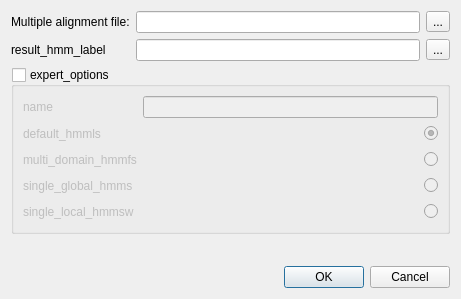
Qt form src/plugins_3rdparty/hmm2/src/u_build/ui/HMMBuildDialog.ui (violethaze74/ugene) before a commit.
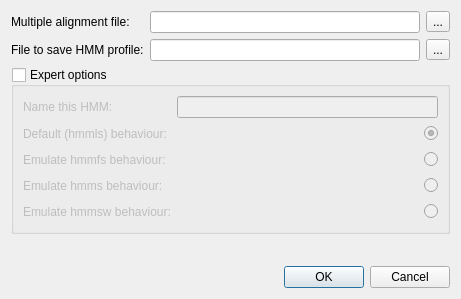
The same form after that commit.

Diff of the .ui file:
```diff
--- a/src/plugins_3rdparty/hmm2/src/u_build/ui/HMMBuildDialog.ui
+++ b/src/plugins_3rdparty/hmm2/src/u_build/ui/HMMBuildDialog.ui
@@ -36,7 +36,7 @@
      <item row="1" column="0">
       <widget class="QLabel" name="label_2">
        <property name="text">
-        <string>result_hmm_label</string>
+        <string>File to save HMM profile:</string>
        </property>
       </widget>
      </item>
@@ -55,7 +55,7 @@
    <item>
     <widget class="QGroupBox" name="expertGroup">
      <property name="title">
-      <string>expert_options</string>
+      <string>Expert options</string>
      </property>
      <property name="checkable">
       <bool>true</bool>
@@ -76,7 +76,7 @@
          <string>name_tip</string>
         </property>
         <property name="text">
-         <string>name</string>
+         <string>Name this HMM:</string>
         </property>
        </widget>
       </item>
@@ -105,7 +105,7 @@
          <string>default_hmmls_tip</string>
         </property>
         <property name="text">
-         <string>default_hmmls</string>
+         <string>Default (hmmls) behaviour:</string>
         </property>
        </widget>
       </item>
@@ -153,7 +153,7 @@
          <string>multi_domain_hmmfs_tip</string>
         </property>
         <property name="text">
-         <string>multi_domain_hmmfs</string>
+         <string>Emulate hmmfs behaviour:</string>
         </property>
        </widget>
       </item>
@@ -198,7 +198,7 @@
          <string>single_global_hmms_tip</string>
         </property>
         <property name="text">
-         <string>single_global_hmms</string>
+         <string>Emulate hmms behaviour:</string>
         </property>
        </widget>
       </item>
@@ -243,7 +243,7 @@
          <string>single_local_hmmsw</string>
         </property>
         <property name="text">
-         <string>single_local_hmmsw</string>
+         <string>Emulate hmmsw behaviour:</string>
         </property>
        </widget>
       </item>
```
Left out of the diff: 97 changed lines with no effect on the pictures.
